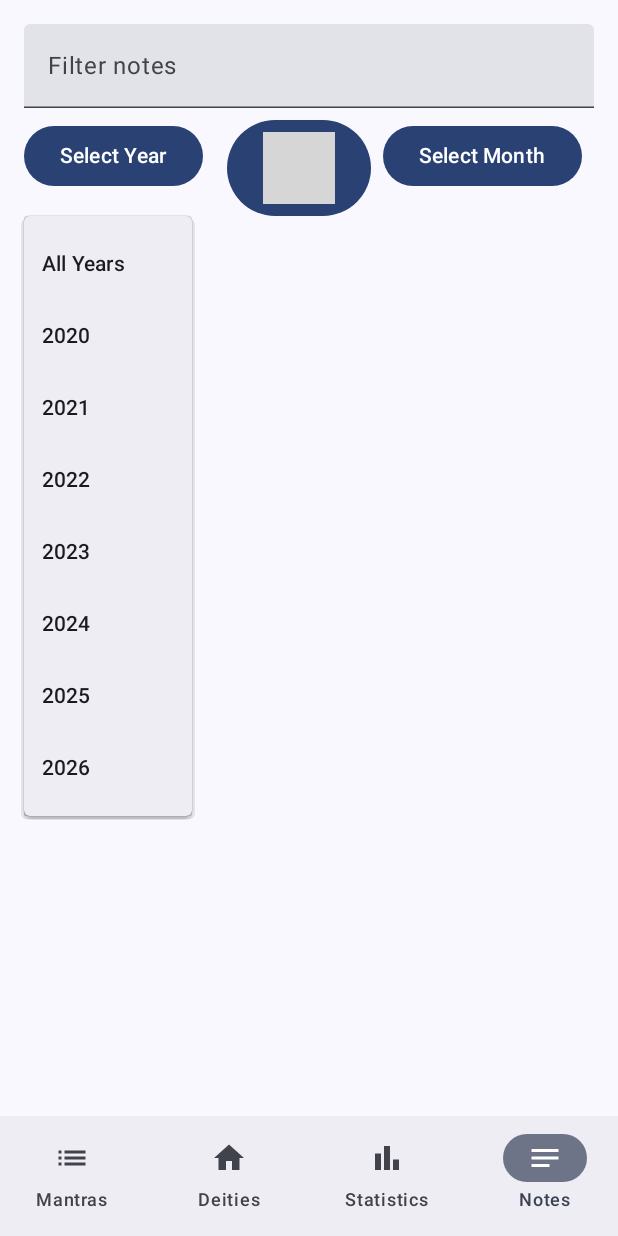
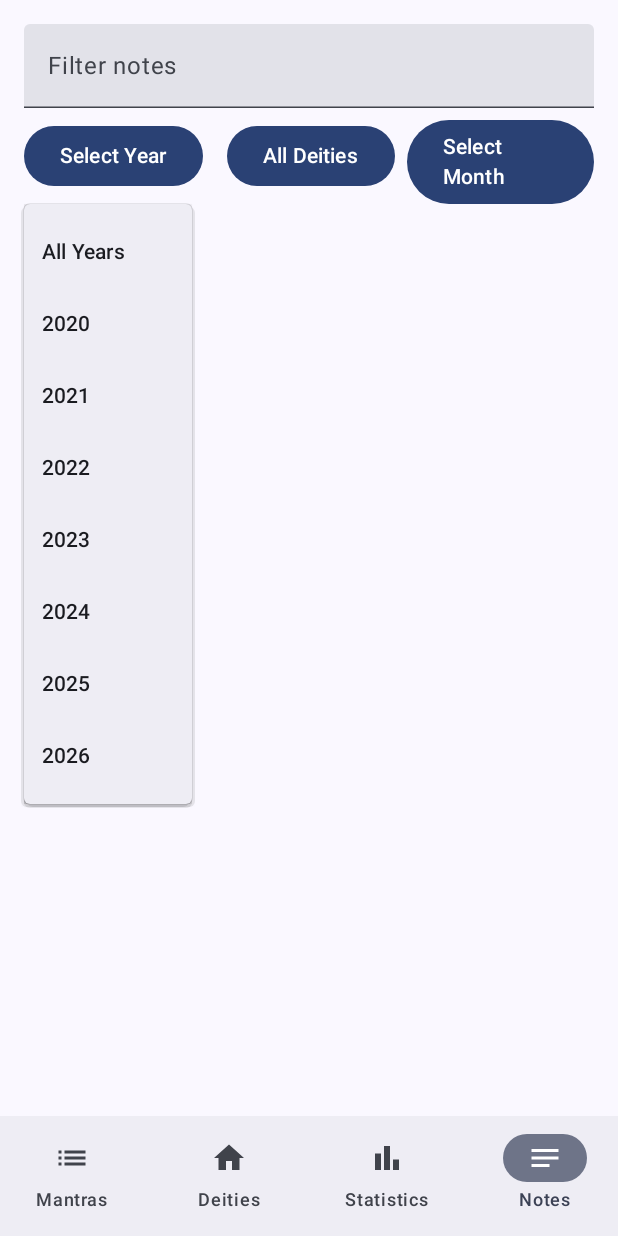
Before and after one commit to akshay1728/streamlit-jodit, an Android app built with Jetpack Compose: the NotesScreen screen opened through its navigation route, after a tap on "Select Year", on a phone screen of 412 x 824 dp. Run offline under Robolectric (Android 15) with nearby library versions, the phone set to English and light mode, and no system bars; our stand-ins replace Room's generated code; grey boxes are pictures that could not be loaded.

Commit message:
fix: resolve Unresolved reference error in NotesScreen
This commit resolves an "Unresolved reference: all_deities" error in `NotesScreen.kt`. The error was caused by a missing string resource.

The fix involves adding the `all_deities` string resource to the `strings.xml` file.

This commit also includes the implementation of the PDF export feature, the "last updated" date, the deity filter for notes, and save confirmations.

```diff
--- a/app/src/main/res/values/strings.xml
+++ b/app/src/main/res/values/strings.xml
@@ -33,5 +33,6 @@
     <string name="all_years">All Years</string>
     <string name="select_month">Select Month</string>
     <string name="all_months">All Months</string>
+    <string name="all_deities">All Deities</string>
     <string name="date_format">yyyy-MM-dd</string>
 </resources>
```
